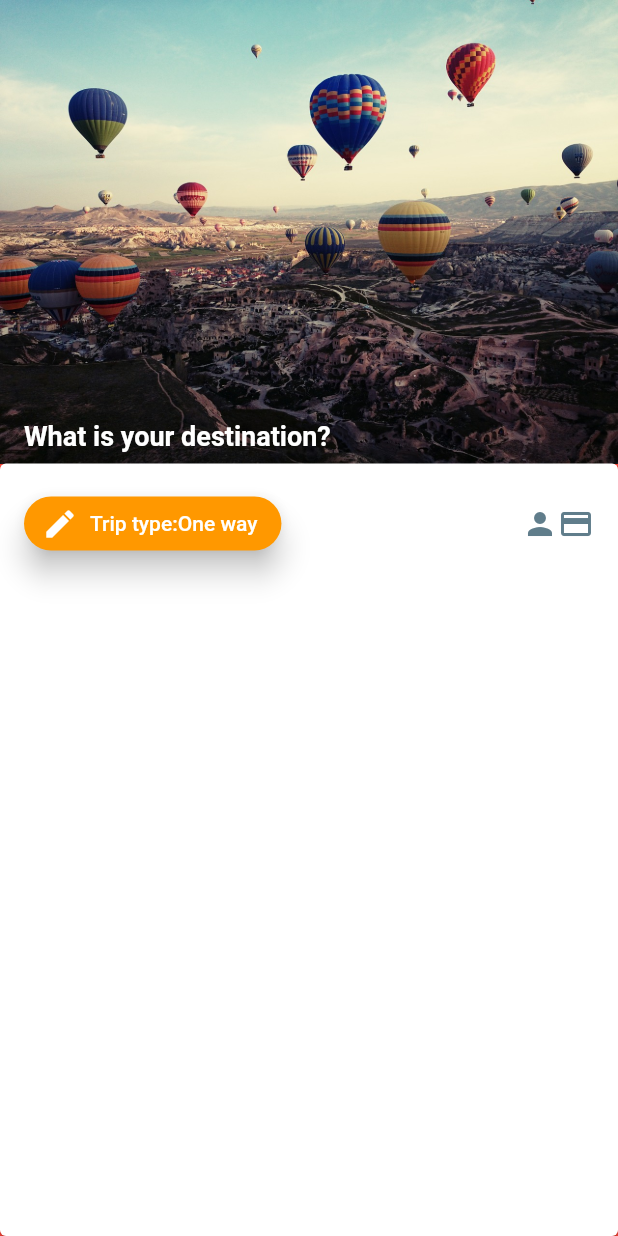
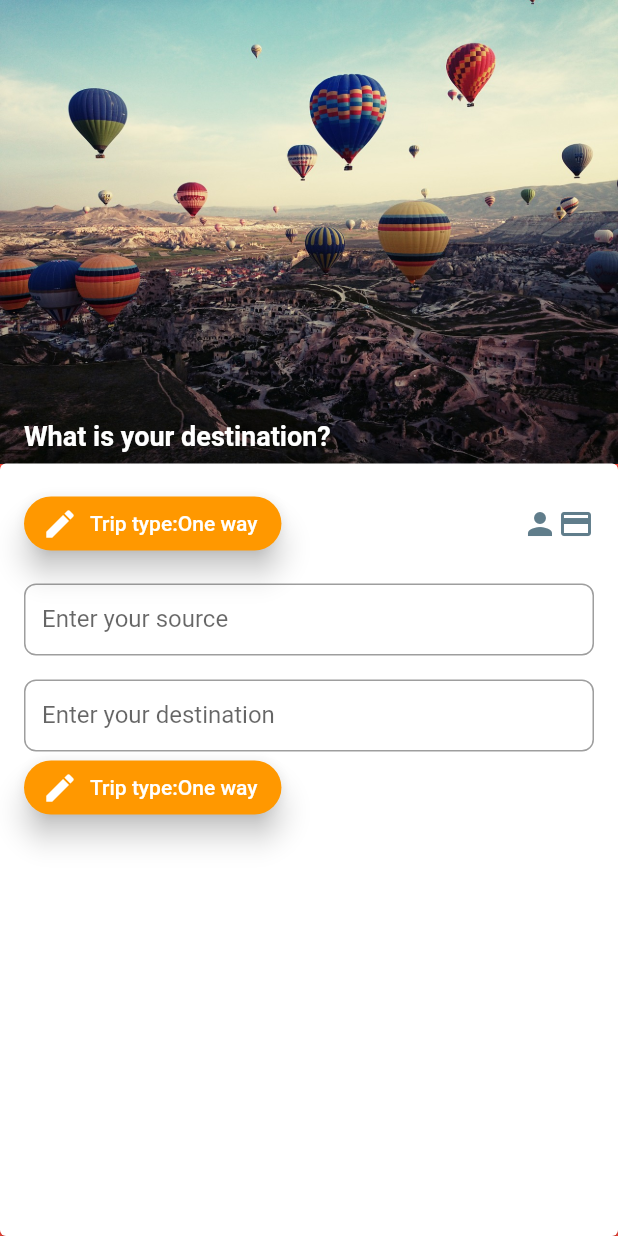
Before and after one commit to Abiri99/Flutter-Booking-Application, a Flutter app: the screen it shows after launch, on a phone screen of 412 x 824 dp. Run offline on Flutter 3.47's test engine with Material 2 defaults, Android fonts, the phone set to English and light mode, and no system bars.

Commit message:
textinput in progress

```diff
--- a/lib/components/homePageCard.dart
+++ b/lib/components/homePageCard.dart
@@ -1,6 +1,7 @@
 import 'package:flutter/material.dart';
 
 import './actionRow.dart';
+import './sourceDestinationInput.dart';
 
 class homePageCard extends StatelessWidget {
   @override
@@ -16,7 +17,7 @@ class homePageCard extends StatelessWidget {
             child: Column(
               crossAxisAlignment: CrossAxisAlignment.stretch,
               mainAxisAlignment: MainAxisAlignment.start,
-              children: <Widget>[actionRow()],
+              children: <Widget>[actionRow(), sdInput()],
             ),
           ),
         ),
--- /dev/null
+++ b/lib/components/sourceDestinationInput.dart
@@ -0,0 +1,53 @@
+import 'package:flutter/material.dart';
+import 'package:mrbilit/components/beautyTf.dart';
+import './beautyTf.dart';
+import 'tripTypeBtn.dart';
+
+class sdInput extends StatefulWidget {
+  @override
+  _sdInputState createState() => _sdInputState();
+}
+
+class _sdInputState extends State<sdInput> {
+  String source = '';
+  String destination = '';
+
+  @override
+  Widget build(BuildContext context) {
+    return Container(
+      child: Column(
+        children: <Widget>[
+          SizedBox(
+            height: 16,
+          ),
+          SizedBox(
+            height: 48,
+            child: TextFormField(
+            cursorColor: Colors.grey,
+            decoration: InputDecoration(
+                labelText: "Enter your source",
+                fillColor: Colors.grey,
+                border:
+                    OutlineInputBorder(borderRadius: BorderRadius.circular(8))),
+            ),
+          ),
+
+          SizedBox(
+            height: 16,
+          ),
+          SizedBox(
+            height: 48,
+            child: TextFormField(
+            decoration: InputDecoration(
+                labelText: "Enter your destination",
+                fillColor: Colors.grey,
+                border:
+                    OutlineInputBorder(borderRadius: BorderRadius.circular(8))),
+            ),
+          ),
+          ttBtn(),
+        ],
+      ),
+    );
+  }
+}
--- a/lib/main.dart
+++ b/lib/main.dart
@@ -18,7 +18,7 @@ class MyApp extends StatelessWidget {
         body: Column(
           children: <Widget>[
             textImg(),
-            homePageCard(),
+            homePageCard()
           ],
         ),
       ),
```
Also changed, not shown: lib/components/beautyTf.dart (added, +190 -0 lines), lib/components/customTextField.dart (added, +39 -0 lines).
